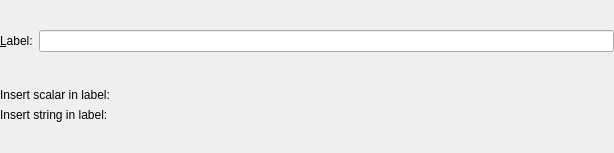
Above: src/widgets/labelbuilder.ui from Kst-plot/kst before the change. Below: the same form after it.
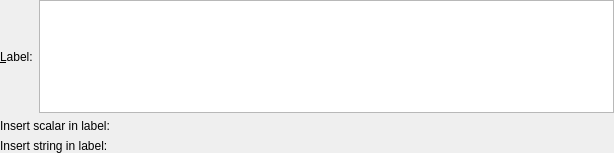
That is the form after the change. Custom widgets are drawn as their Qt base class.

Patch:
```diff
--- a/src/widgets/labelbuilder.ui
+++ b/src/widgets/labelbuilder.ui
@@ -35,7 +35,7 @@
       </widget>
      </item>
      <item>
-      <widget class="QLineEdit" name="_label" />
+      <widget class="QPlainTextEdit" name="_label"/>
      </item>
     </layout>
    </item>
@@ -89,7 +89,7 @@
    </item>
   </layout>
  </widget>
- <layoutdefault spacing="6" margin="11" />
+ <layoutdefault spacing="6" margin="11"/>
  <pixmapfunction>qPixmapFromMimeSource</pixmapfunction>
  <customwidgets>
   <customwidget>
```
Left out of the diff: 64 changed lines with no effect on the pictures.
